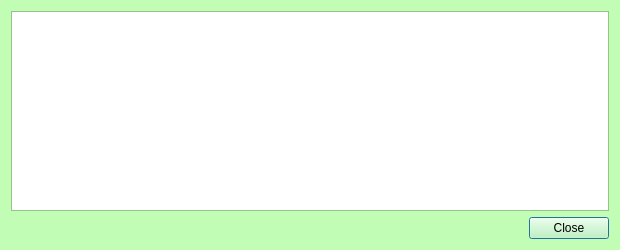
Qt form src/qt/forms/transactiondescdialog.ui (IParn/LimecoinX) before a commit.
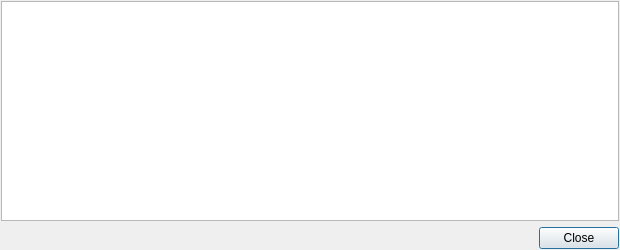
The same form after that commit.

```diff
--- a/src/qt/forms/transactiondescdialog.ui
+++ b/src/qt/forms/transactiondescdialog.ui
@@ -10,425 +10,22 @@
     <height>250</height>
    </rect>
   </property>
-  <property name="palette">
-   <palette>
-    <active>
-     <colorrole role="WindowText">
-      <brush brushstyle="SolidPattern">
-       <color alpha="255">
-        <red>0</red>
-        <green>0</green>
-        <blue>0</blue>
-       </color>
-      </brush>
-     </colorrole>
-     <colorrole role="Button">
-      <brush brushstyle="SolidPattern">
-       <color alpha="255">
-        <red>193</red>
-        <green>253</green>
-        <blue>181</blue>
-       </color>
-      </brush>
-     </colorrole>
-     <colorrole role="Light">
-      <brush brushstyle="SolidPattern">
-       <color alpha="255">
-        <red>255</red>
-        <green>255</green>
-        <blue>255</blue>
-       </color>
-      </brush>
-     </colorrole>
-     <colorrole role="Midlight">
-      <brush brushstyle="SolidPattern">
-       <color alpha="255">
-        <red>224</red>
-        <green>254</green>
-        <blue>218</blue>
-       </color>
-      </brush>
-     </colorrole>
-     <colorrole role="Dark">
-      <brush brushstyle="SolidPattern">
-       <color alpha="255">
-        <red>96</red>
-        <green>126</green>
-        <blue>90</blue>
-       </color>
-      </brush>
-     </colorrole>
-     <colorrole role="Mid">
-      <brush brushstyle="SolidPattern">
-       <color alpha="255">
-        <red>129</red>
-        <green>169</green>
-        <blue>121</blue>
-       </color>
-      </brush>
-     </colorrole>
-     <colorrole role="Text">
-      <brush brushstyle="SolidPattern">
-       <color alpha="255">
-        <red>0</red>
-        <green>0</green>
-        <blue>0</blue>
-       </color>
-      </brush>
-     </colorrole>
-     <colorrole role="BrightText">
-      <brush brushstyle="SolidPattern">
-       <color alpha="255">
-        <red>255</red>
-        <green>255</green>
-        <blue>255</blue>
-       </color>
-      </brush>
-     </colorrole>
-     <colorrole role="ButtonText">
-      <brush brushstyle="SolidPattern">
-       <color alpha="255">
-        <red>0</red>
-        <green>0</green>
-        <blue>0</blue>
-       </color>
-      </brush>
-     </colorrole>
-     <colorrole role="Base">
-      <brush brushstyle="SolidPattern">
-       <color alpha="255">
-        <red>255</red>
-        <green>255</green>
-        <blue>255</blue>
-       </color>
-      </brush>
-     </colorrole>
-     <colorrole role="Window">
-      <brush brushstyle="SolidPattern">
-       <color alpha="255">
-        <red>193</red>
-        <green>253</green>
-        <blue>181</blue>
-       </color>
-      </brush>
-     </colorrole>
-     <colorrole role="Shadow">
-      <brush brushstyle="SolidPattern">
-       <color alpha="255">
-        <red>0</red>
-        <green>0</green>
-        <blue>0</blue>
-       </color>
-      </brush>
-     </colorrole>
-     <colorrole role="AlternateBase">
-      <brush brushstyle="SolidPattern">
-       <color alpha="255">
-        <red>224</red>
-        <green>254</green>
-        <blue>218</blue>
-       </color>
-      </brush>
-     </colorrole>
-     <colorrole role="ToolTipBase">
-      <brush brushstyle="SolidPattern">
-       <color alpha="255">
-        <red>255</red>
-        <green>255</green>
-        <blue>220</blue>
-       </color>
-      </brush>
-     </colorrole>
-     <colorrole role="ToolTipText">
-      <brush brushstyle="SolidPattern">
-       <color alpha="255">
-        <red>0</red>
-        <green>0</green>
-        <blue>0</blue>
-       </color>
-      </brush>
-     </colorrole>
-    </active>
-    <inactive>
-     <colorrole role="WindowText">
-      <brush brushstyle="SolidPattern">
-       <color alpha="255">
-        <red>0</red>
-        <green>0</green>
-        <blue>0</blue>
-       </color>
-      </brush>
-     </colorrole>
-     <colorrole role="Button">
-      <brush brushstyle="SolidPattern">
-       <color alpha="255">
-        <red>193</red>
-        <green>253</green>
-        <blue>181</blue>
-       </color>
-      </brush>
-     </colorrole>
-     <colorrole role="Light">
-      <brush brushstyle="SolidPattern">
-       <color alpha="255">
-        <red>255</red>
-        <green>255</green>
-        <blue>255</blue>
-       </color>
-      </brush>
-     </colorrole>
-     <colorrole role="Midlight">
-      <brush brushstyle="SolidPattern">
-       <color alpha="255">
-        <red>224</red>
-        <green>254</green>
-        <blue>218</blue>
-       </color>
-      </brush>
-     </colorrole>
-     <colorrole role="Dark">
-      <brush brushstyle="SolidPattern">
-       <color alpha="255">
-        <red>96</red>
-        <green>126</green>
-        <blue>90</blue>
-       </color>
-      </brush>
-     </colorrole>
-     <colorrole role="Mid">
-      <brush brushstyle="SolidPattern">
-       <color alpha="255">
-        <red>129</red>
-        <green>169</green>
-        <blue>121</blue>
-       </color>
-      </brush>
-     </colorrole>
-     <colorrole role="Text">
-      <brush brushstyle="SolidPattern">
-       <color alpha="255">
-        <red>0</red>
-        <green>0</green>
-        <blue>0</blue>
-       </color>
-      </brush>
-     </colorrole>
-     <colorrole role="BrightText">
-      <brush brushstyle="SolidPattern">
-       <color alpha="255">
-        <red>255</red>
-        <green>255</green>
-        <blue>255</blue>
-       </color>
-      </brush>
-     </colorrole>
-     <colorrole role="ButtonText">
-      <brush brushstyle="SolidPattern">
-       <color alpha="255">
-        <red>0</red>
-        <green>0</green>
-        <blue>0</blue>
-       </color>
-      </brush>
-     </colorrole>
-     <colorrole role="Base">
-      <brush brushstyle="SolidPattern">
-       <color alpha="255">
-        <red>255</red>
-        <green>255</green>
-        <blue>255</blue>
-       </color>
-      </brush>
-     </colorrole>
-     <colorrole role="Window">
-      <brush brushstyle="SolidPattern">
-       <color alpha="255">
-        <red>193</red>
-        <green>253</green>
-        <blue>181</blue>
-       </color>
-      </brush>
-     </colorrole>
-     <colorrole role="Shadow">
-      <brush brushstyle="SolidPattern">
-       <color alpha="255">
-        <red>0</red>
-        <green>0</green>
-        <blue>0</blue>
-       </color>
-      </brush>
-     </colorrole>
-     <colorrole role="AlternateBase">
-      <brush brushstyle="SolidPattern">
-       <color alpha="255">
-        <red>224</red>
-        <green>254</green>
-        <blue>218</blue>
-       </color>
-      </brush>
-     </colorrole>
-     <colorrole role="ToolTipBase">
-      <brush brushstyle="SolidPattern">
-       <color alpha="255">
-        <red>255</red>
-        <green>255</green>
-        <blue>220</blue>
-       </color>
-      </brush>
-     </colorrole>
-     <colorrole role="ToolTipText">
-      <brush brushstyle="SolidPattern">
-       <color alpha="255">
-        <red>0</red>
-        <green>0</green>
-        <blue>0</blue>
-       </color>
-      </brush>
-     </colorrole>
-    </inactive>
-    <disabled>
-     <colorrole role="WindowText">
-      <brush brushstyle="SolidPattern">
-       <color alpha="255">
-        <red>96</red>
-        <green>126</green>
-        <blue>90</blue>
-       </color>
-      </brush>
-     </colorrole>
-     <colorrole role="Button">
-      <brush brushstyle="SolidPattern">
-       <color alpha="255">
-        <red>193</red>
-        <green>253</green>
-        <blue>181</blue>
-       </color>
-      </brush>
-     </colorrole>
-     <colorrole role="Light">
-      <brush brushstyle="SolidPattern">
-       <color alpha="255">
-        <red>255</red>
-        <green>255</green>
-        <blue>255</blue>
-       </color>
-      </brush>
-     </colorrole>
-     <colorrole role="Midlight">
-      <brush brushstyle="SolidPattern">
-       <color alpha="255">
-        <red>224</red>
-        <green>254</green>
-        <blue>218</blue>
-       </color>
-      </brush>
-     </colorrole>
-     <colorrole role="Dark">
-      <brush brushstyle="SolidPattern">
-       <color alpha="255">
-        <red>96</red>
-        <green>126</green>
-        <blue>90</blue>
-       </color>
-      </brush>
-     </colorrole>
-     <colorrole role="Mid">
-      <brush brushstyle="SolidPattern">
-       <color alpha="255">
-        <red>129</red>
-        <green>169</green>
-        <blue>121</blue>
-       </color>
-      </brush>
-     </colorrole>
-     <colorrole role="Text">
-      <brush brushstyle="SolidPattern">
-       <color alpha="255">
-        <red>96</red>
-        <green>126</green>
-        <blue>90</blue>
-       </color>
-      </brush>
-     </colorrole>
-     <colorrole role="BrightText">
-      <brush brushstyle="SolidPattern">
-       <color alpha="255">
-        <red>255</red>
-        <green>255</green>
-        <blue>255</blue>
-       </color>
-      </brush>
-     </colorrole>
-     <colorrole role="ButtonText">
-      <brush brushstyle="SolidPattern">
-       <color alpha="255">
-        <red>96</red>
-        <green>126</green>
-        <blue>90</blue>
-       </color>
-      </brush>
-     </colorrole>
-     <colorrole role="Base">
-      <brush brushstyle="SolidPattern">
-       <color alpha="255">
-        <red>193</red>
-        <green>253</green>
-        <blue>181</blue>
-       </color>
-      </brush>
-     </colorrole>
-     <colorrole role="Window">
-      <brush brushstyle="SolidPattern">
-       <color alpha="255">
-        <red>193</red>
-        <green>253</green>
-        <blue>181</blue>
-       </color>
-      </brush>
-     </colorrole>
-     <colorrole role="Shadow">
-      <brush brushstyle="SolidPattern">
-       <color alpha="255">
-        <red>0</red>
-        <green>0</green>
-        <blue>0</blue>
-       </color>
-      </brush>
-     </colorrole>
-     <colorrole role="AlternateBase">
-      <brush brushstyle="SolidPattern">
-       <color alpha="255">
-        <red>193</red>
-        <green>253</green>
-        <blue>181</blue>
-       </color>
-      </brush>
-     </colorrole>
-     <colorrole role="ToolTipBase">
-      <brush brushstyle="SolidPattern">
-       <color alpha="255">
-        <red>255</red>
-        <green>255</green>
-        <blue>220</blue>
-       </color>
-      </brush>
-     </colorrole>
-     <colorrole role="ToolTipText">
-      <brush brushstyle="SolidPattern">
-       <color alpha="255">
-        <red>0</red>
-        <green>0</green>
-        <blue>0</blue>
-       </color>
-      </brush>
-     </colorrole>
-    </disabled>
-   </palette>
-  </property>
   <property name="windowTitle">
    <string>Transaction details</string>
   </property>
   <layout class="QVBoxLayout" name="verticalLayout">
+   <property name="leftMargin">
+    <number>1</number>
+   </property>
+   <property name="topMargin">
+    <number>1</number>
+   </property>
+   <property name="rightMargin">
+    <number>1</number>
+   </property>
+   <property name="bottomMargin">
+    <number>1</number>
+   </property>
    <item>
     <widget class="QTextEdit" name="detailText">
      <property name="toolTip">
```
